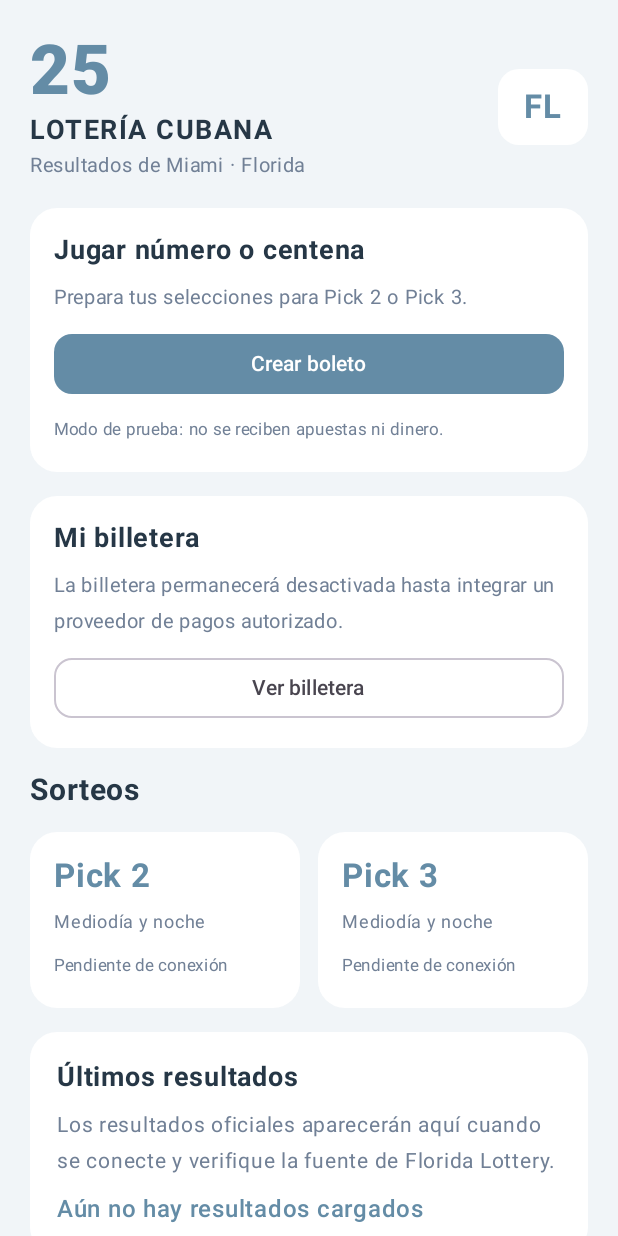
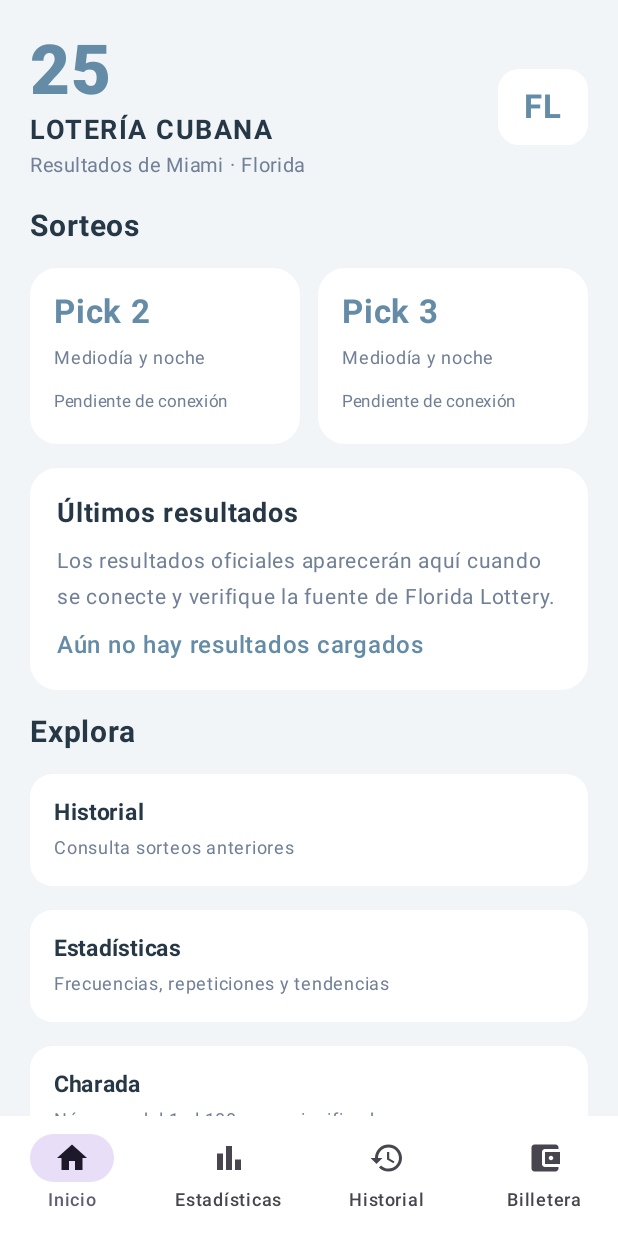
Before and after one commit to pedrorojas99/25-Loter-a-Cubana-, an Android app built with Jetpack Compose: the screen it shows after launch (MainActivity), on a phone screen of 412 x 824 dp. Run offline under Robolectric (Android 15) with nearby library versions, the phone set to English and light mode, and no system bars.

Commit message:
Simplify app with four-item bottom navigation

```diff
--- a/app/src/main/java/com/veinticinco/loteriacubana/MainActivity.kt
+++ b/app/src/main/java/com/veinticinco/loteriacubana/MainActivity.kt
@@ -10,6 +10,11 @@ import androidx.compose.foundation.shape.RoundedCornerShape
 import androidx.compose.foundation.verticalScroll
 import androidx.compose.foundation.text.KeyboardOptions
 import androidx.compose.material3.*
+import androidx.compose.material.icons.Icons
+import androidx.compose.material.icons.filled.Home
+import androidx.compose.material.icons.filled.BarChart
+import androidx.compose.material.icons.filled.History
+import androidx.compose.material.icons.filled.AccountBalanceWallet
 import androidx.compose.runtime.*
 import androidx.compose.ui.Alignment
 import androidx.compose.ui.Modifier
@@ -24,7 +29,7 @@ private val Tinta = Color(0xFF263746)
 private val Suave = Color(0xFF718096)
 private val Azul = Color(0xFF648CA6)
 
-private enum class Pantalla { INICIO, BILLETERA, JUGAR }
+private enum class Pantalla { INICIO, ESTADISTICAS, HISTORIAL, BILLETERA, JUGAR }
 private enum class OperacionBilletera { DEPOSITO, RETIRO }
 private enum class TipoJugada(val etiqueta: String, val cifras: Int) {
     NUMERO("Número", 2), CENTENA("Centena", 3)
@@ -45,20 +50,31 @@ class MainActivity : ComponentActivity() {
 @Composable
 private fun Aplicacion() {
     var pantalla by remember { mutableStateOf(Pantalla.INICIO) }
-    Surface(Modifier.fillMaxSize(), color = Fondo) {
-        when (pantalla) {
-            Pantalla.INICIO -> Inicio(
-                abrirBilletera = { pantalla = Pantalla.BILLETERA },
-                abrirJugar = { pantalla = Pantalla.JUGAR }
-            )
-            Pantalla.BILLETERA -> Billetera(volver = { pantalla = Pantalla.INICIO })
-            Pantalla.JUGAR -> Jugar(volver = { pantalla = Pantalla.INICIO })
+    Scaffold(
+        containerColor = Fondo,
+        bottomBar = {
+            NavigationBar(containerColor = Color.White) {
+                NavigationBarItem(selected = pantalla == Pantalla.INICIO || pantalla == Pantalla.JUGAR, onClick = { pantalla = Pantalla.INICIO }, icon = { Icon(Icons.Filled.Home, contentDescription = "Inicio") }, label = { Text("Inicio") })
+                NavigationBarItem(selected = pantalla == Pantalla.ESTADISTICAS, onClick = { pantalla = Pantalla.ESTADISTICAS }, icon = { Icon(Icons.Filled.BarChart, contentDescription = "Estadísticas") }, label = { Text("Estadísticas") })
+                NavigationBarItem(selected = pantalla == Pantalla.HISTORIAL, onClick = { pantalla = Pantalla.HISTORIAL }, icon = { Icon(Icons.Filled.History, contentDescription = "Historial") }, label = { Text("Historial") })
+                NavigationBarItem(selected = pantalla == Pantalla.BILLETERA, onClick = { pantalla = Pantalla.BILLETERA }, icon = { Icon(Icons.Filled.AccountBalanceWallet, contentDescription = "Billetera") }, label = { Text("Billetera") })
+            }
+        }
+    ) { padding ->
+        Box(Modifier.fillMaxSize().padding(padding)) {
+            when (pantalla) {
+                Pantalla.INICIO -> Inicio(abrirJugar = { pantalla = Pantalla.JUGAR })
+                Pantalla.ESTADISTICAS -> Estadisticas()
+                Pantalla.HISTORIAL -> Historial()
+                Pantalla.BILLETERA -> Billetera()
+                Pantalla.JUGAR -> Jugar(volver = { pantalla = Pantalla.INICIO })
+            }
         }
     }
 }
 
 @Composable
-private fun Inicio(abrirBilletera: () -> Unit, abrirJugar: () -> Unit) {
+private fun Inicio(abrirJugar: () -> Unit) {
     Column(
         Modifier.fillMaxSize().verticalScroll(rememberScrollState()).padding(20.dp),
         verticalArrangement = Arrangement.spacedBy(16.dp)
@@ -70,25 +86,6 @@ private fun Inicio(abrirBilletera: () -> Unit, abrirJugar: () -> Unit) {
                 Text("Resultados de Miami · Florida", color = Suave, fontSize = 13.sp)
             }
             Text("FL", Modifier.background(Color.White, RoundedCornerShape(14.dp)).padding(horizontal = 17.dp, vertical = 12.dp), color = Azul, fontWeight = FontWeight.Bold, fontSize = 22.sp)
-        }
-        Card(shape = RoundedCornerShape(18.dp), colors = CardDefaults.cardColors(containerColor = Color.White)) {
-            Column(Modifier.fillMaxWidth().padding(16.dp), verticalArrangement = Arrangement.spacedBy(8.dp)) {
-                Text("Jugar número o centena", color = Tinta, fontWeight = FontWeight.Bold, fontSize = 18.sp)
-                Text("Prepara tus selecciones para Pick 2 o Pick 3.", color = Suave, fontSize = 13.sp)
-                Button(onClick = abrirJugar, modifier = Modifier.fillMaxWidth(), shape = RoundedCornerShape(12.dp)) {
-                    Text("Crear boleto")
-                }
-                Text("Modo de prueba: no se reciben apuestas ni dinero.", color = Suave, fontSize = 11.sp)
-            }
-        }
-        Card(shape = RoundedCornerShape(18.dp), colors = CardDefaults.cardColors(containerColor = Color.White)) {
-            Column(Modifier.fillMaxWidth().padding(16.dp), verticalArrangement = Arrangement.spacedBy(8.dp)) {
-                Text("Mi billetera", color = Tinta, fontWeight = FontWeight.Bold, fontSize = 18.sp)
-                Text("La billetera permanecerá desactivada hasta integrar un proveedor de pagos autorizado.", color = Suave, fontSize = 13.sp)
-                OutlinedButton(onClick = abrirBilletera, modifier = Modifier.fillMaxWidth(), shape = RoundedCornerShape(12.dp)) {
-                    Text("Ver billetera")
-                }
-            }
         }
         Text("Sorteos", color = Tinta, fontSize = 20.sp, fontWeight = FontWeight.Bold)
         Row(horizontalArrangement = Arrangement.spacedBy(12.dp)) {
@@ -209,7 +206,42 @@ private fun Jugar(volver: () -> Unit) {
 }
 
 @Composable
-private fun Billetera(volver: () -> Unit) {
+private fun Estadisticas() {
+    Column(Modifier.fillMaxSize().verticalScroll(rememberScrollState()).padding(20.dp), verticalArrangement = Arrangement.spacedBy(14.dp)) {
+        Text("Estadísticas", color = Tinta, fontSize = 27.sp, fontWeight = FontWeight.Bold)
+        Text("Análisis de Pick 2 y Pick 3 de Miami", color = Suave)
+        Card(colors = CardDefaults.cardColors(containerColor = Color.White), shape = RoundedCornerShape(18.dp)) {
+            Column(Modifier.fillMaxWidth().padding(18.dp), verticalArrangement = Arrangement.spacedBy(8.dp)) {
+                Text("Frecuencia de números", color = Tinta, fontWeight = FontWeight.Bold)
+                Text("Las frecuencias, números más repetidos y menos frecuentes aparecerán cuando se cargue el historial oficial.", color = Suave, fontSize = 13.sp)
+                Text("Aún no hay suficientes resultados verificados.", color = Azul, fontWeight = FontWeight.SemiBold)
+            }
+        }
+        Card(colors = CardDefaults.cardColors(containerColor = Color.White), shape = RoundedCornerShape(18.dp)) {
+            Column(Modifier.fillMaxWidth().padding(18.dp), verticalArrangement = Arrangement.spacedBy(8.dp)) {
+                Text("Tendencias", color = Tinta, fontWeight = FontWeight.Bold)
+                Text("Se mostrarán estadísticas descriptivas; no garantizan resultados futuros ni premios.", color = Suave, fontSize = 13.sp)
+            }
+        }
+    }
+}
+
+@Composable
+private fun Historial() {
+    Column(Modifier.fillMaxSize().verticalScroll(rememberScrollState()).padding(20.dp), verticalArrangement = Arrangement.spacedBy(14.dp)) {
+        Text("Historial", color = Tinta, fontSize = 27.sp, fontWeight = FontWeight.Bold)
+        Text("Resultados anteriores de Florida Lottery · Miami", color = Suave)
+        Card(colors = CardDefaults.cardColors(containerColor = Color.White), shape = RoundedCornerShape(18.dp)) {
+            Column(Modifier.fillMaxWidth().padding(18.dp), verticalArrangement = Arrangement.spacedBy(8.dp)) {
+                Text("Todavía no hay sorteos guardados", color = Tinta, fontWeight = FontWeight.Bold)
+                Text("Aquí aparecerán Pick 2 y Pick 3, separados por fecha y turno (mediodía y noche), una vez conectada y verificada la fuente oficial.", color = Suave, fontSize = 13.sp)
+            }
+        }
+    }
+}
+
+@Composable
+private fun Billetera() {
     var operacion by remember { mutableStateOf(OperacionBilletera.DEPOSITO) }
     var cantidad by remember { mutableStateOf("") }
     Column(
```
